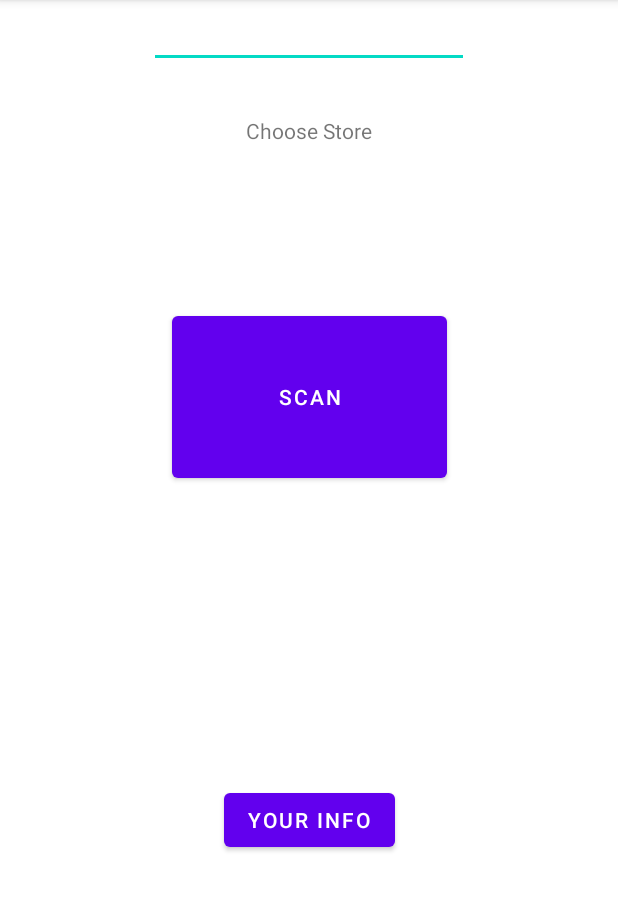
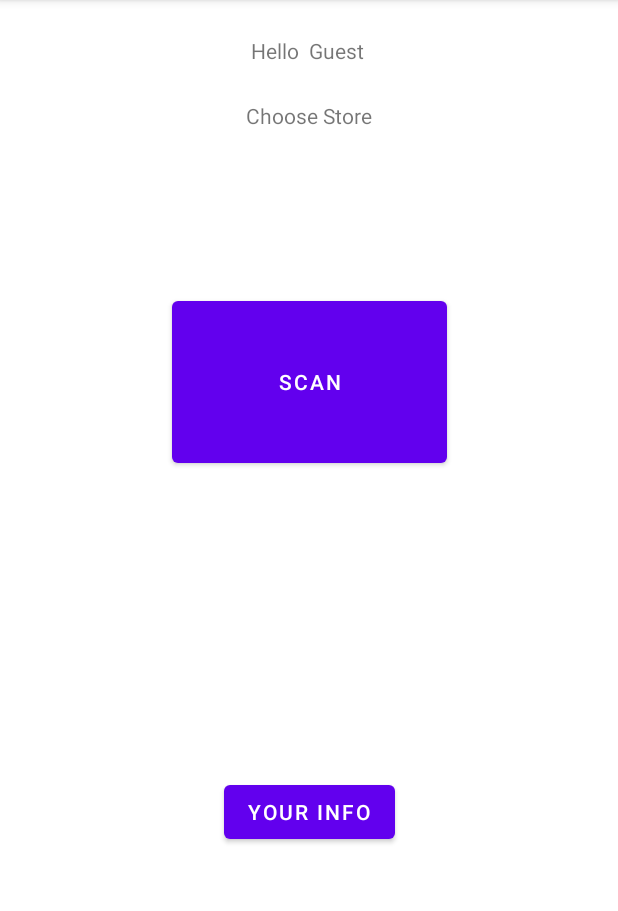
Before and after one commit to azzidahaka/Final-Project-sem-6-, an Android app: the CustomerHome screen opened directly, with no data from a screen before it, on a phone screen of 412 x 824 dp, the part 84-995 px from its top. Run offline under Robolectric (Android 15) with nearby library versions, the phone set to English and light mode, and no system bars.

Commit message:
Major Fixes
Added russian locale;
All buttons for customer side are clickable and switching through the activities;
customer name could be changed

```diff
--- a/app/src/main/java/com/example/finalproject/CustomerHome.kt
+++ b/app/src/main/java/com/example/finalproject/CustomerHome.kt
@@ -1,7 +1,9 @@
 package com.example.finalproject
 
+import android.content.Intent
 import android.os.Bundle
 import android.view.View
+import android.widget.TextView
 import androidx.appcompat.app.AppCompatActivity
 
 
@@ -9,6 +11,18 @@ class CustomerHome : AppCompatActivity() {
     override fun onCreate(savedInstanceState: Bundle?) {
         super.onCreate(savedInstanceState)
         setContentView(R.layout.activity_customer_home)
+
+        val userName = intent.getStringExtra("USER_NAME")
+        if(userName === null)
+        {
+            findViewById<TextView>(R.id.textViewUserActualName).text = getString(R.string.hello) + "  " + getString(
+                R.string.default_name
+            );
+        }
+        else
+        {
+            findViewById<TextView>(R.id.textViewUserActualName).text = getString(R.string.hello) + "  " + userName;
+        }
     }
 //
 //    lateinit var mCamera: Camera
@@ -22,6 +36,13 @@ class CustomerHome : AppCompatActivity() {
 //
 
     fun onScannerClick(view: View) {
-        //call another activity
+        //call camera activity
+        val intent = Intent(this, CameraOpen::class.java)
+        startActivity(intent)
+    }
+
+    fun onCustomerInfoClick(view: View) {
+        val intent = Intent(this, CustomerInfo::class.java)
+        startActivity(intent)
     }
 }
--- a/app/src/main/res/layout/activity_customer_home.xml
+++ b/app/src/main/res/layout/activity_customer_home.xml
@@ -6,25 +6,15 @@
     android:layout_height="match_parent"
     tools:context=".CustomerHome">
 
-    <EditText
-        android:id="@+id/editTextCustomerName"
-        android:layout_width="wrap_content"
-        android:layout_height="wrap_content"
-        android:ems="10"
-        android:inputType="textPersonName"
-        app:layout_constraintEnd_toEndOf="parent"
-        app:layout_constraintStart_toStartOf="parent"
-        app:layout_constraintTop_toTopOf="parent" />
-
     <TextView
         android:id="@+id/textViewChooseStore"
         android:layout_width="wrap_content"
         android:layout_height="wrap_content"
-        android:layout_marginTop="32dp"
+        android:layout_marginTop="24dp"
         android:text="@string/choose"
         app:layout_constraintEnd_toEndOf="parent"
         app:layout_constraintStart_toStartOf="parent"
-        app:layout_constraintTop_toBottomOf="@+id/editTextCustomerName" />
+        app:layout_constraintTop_toBottomOf="@+id/textViewUserActualName" />
 
     <Button
         android:id="@+id/scanCodeButton"
@@ -41,10 +31,22 @@
         android:id="@+id/userInfoButton"
         android:layout_width="wrap_content"
         android:layout_height="wrap_content"
+        android:onClick="onCustomerInfoClick"
         android:text="@string/user_info"
         app:layout_constraintBottom_toBottomOf="parent"
         app:layout_constraintEnd_toEndOf="parent"
         app:layout_constraintStart_toStartOf="parent"
-        app:layout_constraintTop_toBottomOf="@+id/scanCodeButton" />
+        app:layout_constraintTop_toBottomOf="@+id/scanCodeButton"
+        tools:ignore="OnClick" />
+
+    <TextView
+        android:id="@+id/textViewUserActualName"
+        android:layout_width="wrap_content"
+        android:layout_height="wrap_content"
+        android:layout_marginTop="24dp"
+        app:layout_constraintEnd_toEndOf="parent"
+        app:layout_constraintHorizontal_bias="0.498"
+        app:layout_constraintStart_toStartOf="parent"
+        app:layout_constraintTop_toTopOf="parent" />
 
 </androidx.constraintlayout.widget.ConstraintLayout>
--- a/app/src/main/res/layout/activity_customer_product_info.xml
+++ b/app/src/main/res/layout/activity_customer_product_info.xml
@@ -102,7 +102,7 @@
         android:layout_marginStart="100dp"
         android:layout_marginBottom="28dp"
         android:text="@string/product_price"
-        app:layout_constraintBottom_toTopOf="@+id/backButton"
+        app:layout_constraintBottom_toTopOf="@+id/buttonBackToScannerInfo"
         app:layout_constraintStart_toStartOf="parent" />
 
     <TextView
@@ -116,10 +116,11 @@
         app:layout_constraintStart_toEndOf="@+id/textViewProductPrice" />
 
     <Button
-        android:id="@+id/backButton"
+        android:id="@+id/buttonBackToScannerInfo"
         android:layout_width="wrap_content"
         android:layout_height="wrap_content"
         android:layout_marginBottom="16dp"
+        android:onClick="onBackClick"
         android:text="@string/back_to_scanner"
         app:layout_constraintBottom_toBottomOf="parent"
         app:layout_constraintEnd_toEndOf="parent"
@@ -131,6 +132,7 @@
         android:layout_width="wrap_content"
         android:layout_height="wrap_content"
         android:layout_marginBottom="16dp"
+        android:onClick="onDetailedInfoClick"
         android:text="@string/detailed_info"
         app:layout_constraintBottom_toBottomOf="parent"
         app:layout_constraintEnd_toEndOf="parent"
--- a/app/src/main/res/layout/activity_main.xml
+++ b/app/src/main/res/layout/activity_main.xml
@@ -29,9 +29,10 @@
         app:layout_constraintTop_toBottomOf="@+id/greet" />
 
     <Button
-        android:id="@+id/cSignIn"
+        android:id="@+id/customerSignIn"
         android:layout_width="wrap_content"
         android:layout_height="wrap_content"
+        android:onClick="onCustomerClick"
         android:text="@string/customer"
         app:layout_constraintBottom_toBottomOf="parent"
         app:layout_constraintEnd_toEndOf="parent"
--- a/app/src/main/res/values/strings.xml
+++ b/app/src/main/res/values/strings.xml
@@ -26,4 +26,8 @@
     <string name="product_expire">Expire Date:</string>
     <string name="product_price">Product Price:</string>
     <string name="click_focus">Click when focused</string>
+    <string name="back_product">Back To Product</string>
+    <string name="back_main">Back To Main</string>
+    <string name="hello">Hello</string>
+    <string name="default_name">Guest</string>
 </resources>
```
Also changed, not shown: app/src/main/java/com/example/finalproject/CustomerInfo.kt (+11 -0 lines), app/src/main/java/com/example/finalproject/CustomerProductDetailedInfo.kt (+13 -0 lines), app/src/main/java/com/example/finalproject/CustomerProductInfo.kt (+14 -0 lines), app/src/main/java/com/example/finalproject/MainActivity.kt (+7 -0 lines), app/src/main/res/layout/activity_customer_info.xml (+24 -2 lines), app/src/main/res/layout/activity_customer_product_detailed_info.xml (+15 -3 lines), 1 other file.
